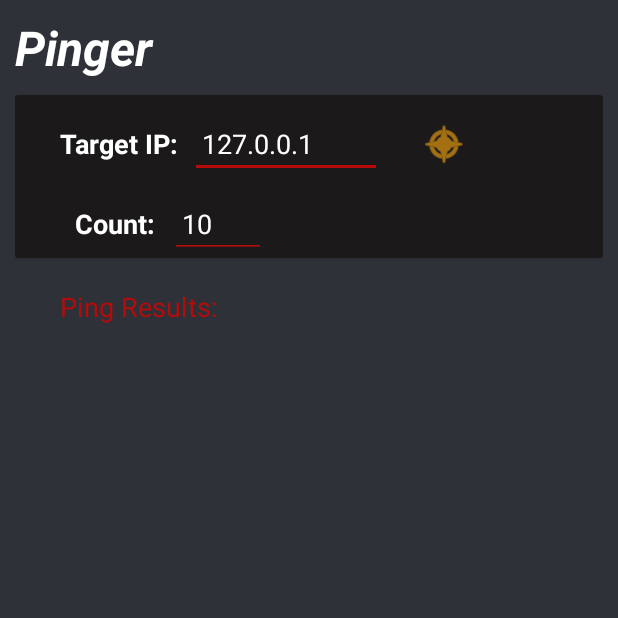
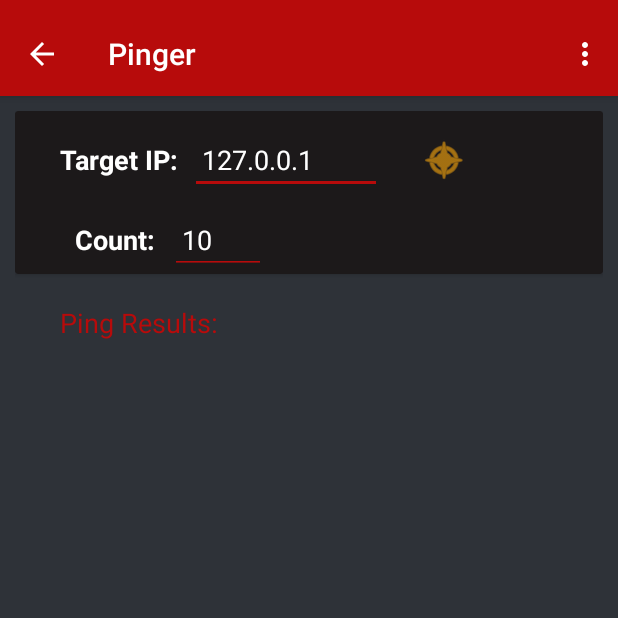
Before and after one commit to ctheilman92/ConnView1_Android, an Android app: the PingActivity screen opened directly, with no data from a screen before it, on a phone screen of 412 x 824 dp, the top half of it. Run offline under Robolectric (Android 15) with nearby library versions, the phone set to English and light mode, and no system bars; libraries missing offline, so code that uses them is left out: com.stealthcopter.networktools.

Commit message:
fixed appBar for ping activity - finished DNS flags

```diff
--- a/app/src/main/java/com/example/milkymac/connview_main/PingActivity.java
+++ b/app/src/main/java/com/example/milkymac/connview_main/PingActivity.java
@@ -46,7 +46,6 @@ public class PingActivity extends AppCompatActivity {
 
 
     public void initVars() {
-        tvPinger = (TextView) findViewById(R.id.tvPingTitle);
         tvPingResult = (TextView) findViewById(R.id.tvPingResults);
         TargetPing = (EditText) findViewById(R.id.etTarget);
         PacketCount = (EditText) findViewById(R.id.etPingCount);
--- a/app/src/main/res/layout/activity_ping.xml
+++ b/app/src/main/res/layout/activity_ping.xml
@@ -9,21 +9,29 @@
     android:fitsSystemWindows="true"
     tools:context="com.example.milkymac.connview_main.PingActivity">
 
+    <android.support.design.widget.AppBarLayout
+        android:id="@+id/ping_appBar"
+        android:layout_width="match_parent"
+        android:layout_height="wrap_content"
+        android:paddingTop="@dimen/appbar_padding_top"
+        android:theme="@style/AppTheme.AppBarOverlay">
+
+        <android.support.v7.widget.Toolbar
+            android:id="@+id/ping_toolbar"
+            android:layout_width="match_parent"
+            android:layout_height="match_parent"
+            android:background="?attr/colorPrimary"
+            app:layout_scrollFlags="scroll|enterAlways"
+            app:popupTheme="@style/AppTheme.PopupOverlay"></android.support.v7.widget.Toolbar>
+
+    </android.support.design.widget.AppBarLayout>
+
+
     <LinearLayout
         android:layout_width="match_parent"
         android:layout_height="match_parent"
         android:layout_margin="10dp"
         android:orientation="vertical">
-
-        <TextView
-            android:id="@+id/tvPingTitle"
-            android:layout_width="match_parent"
-            android:layout_height="wrap_content"
-            android:layout_marginBottom="10dp"
-            android:text="@string/title_activity_ping"
-            android:textColor="@color/textContent"
-            android:textSize="32sp"
-            android:textStyle="bold|italic" />
 
         <android.support.v7.widget.CardView
             android:layout_width="match_parent"
@@ -127,23 +135,4 @@
                 android:textSize="18sp" />
         </ScrollView>
     </LinearLayout>
-
-    <android.support.design.widget.AppBarLayout
-        android:id="@+id/ping_appBar"
-        android:layout_width="match_parent"
-        android:layout_height="wrap_content"
-        android:paddingTop="@dimen/appbar_padding_top"
-        android:theme="@style/AppTheme.AppBarOverlay">
-
-        <android.support.v7.widget.Toolbar
-            android:id="@+id/ping_toolbar"
-            android:layout_width="match_parent"
-            android:layout_height="match_parent"
-            android:background="?attr/colorPrimary"
-            app:layout_scrollFlags="scroll|enterAlways"
-            app:popupTheme="@style/AppTheme.PopupOverlay"></android.support.v7.widget.Toolbar>
-
-    </android.support.design.widget.AppBarLayout>
-
-
 </LinearLayout>
--- a/app/src/main/res/values/strings.xml
+++ b/app/src/main/res/values/strings.xml
@@ -46,6 +46,8 @@
     <string name="TargetDnsNamePL">google.com</string>
     <string name="tvTargetDnsName">Domain:</string>
     <string name="dnsResults">Awaiting DNS Query...</string>
+    <string name="recordTypePL">Record Type:</string>
+    <string name="NameServerType">Name Server</string>
 
 
 </resources>
```
Also changed, not shown: app/src/main/java/com/example/milkymac/connview_main/DNSActivity.java (+84 -5 lines), app/src/main/res/layout/activity_dns.xml (+38 -1 lines).
